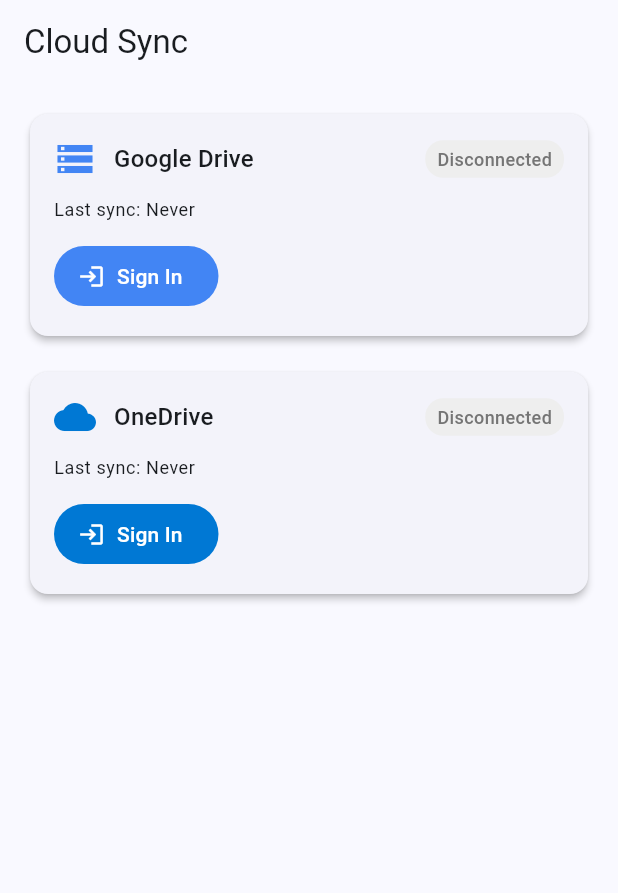
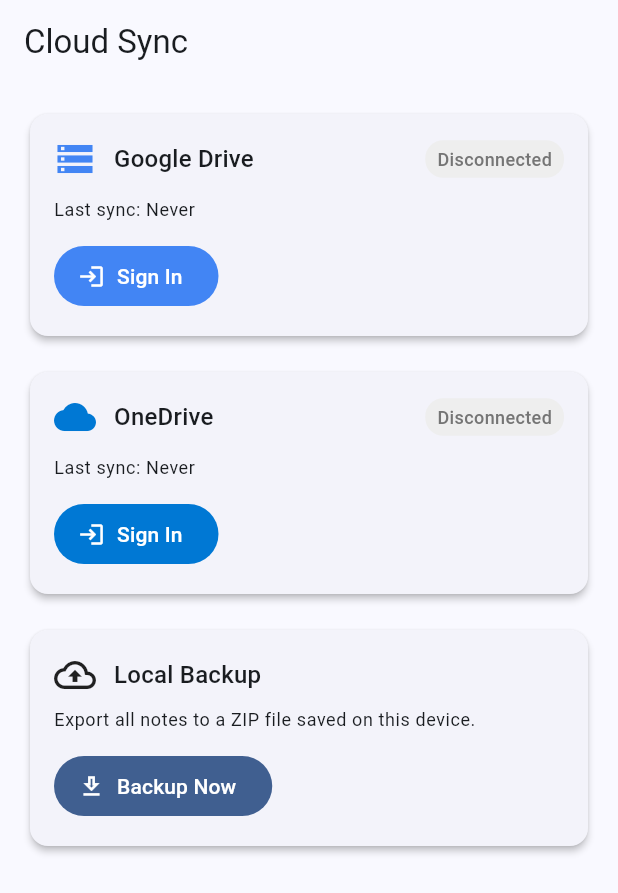
Before and after one commit to ccmscotland/flutter_notes, a Flutter app: the SyncSettingsScreen screen opened by its route, on a phone screen of 412 x 824 dp. Shown: the top 893 px of the screen. Run offline on Flutter 3.47's test engine with Material 3 defaults, Android fonts, the phone set to English and light mode, and no system bars; our stand-ins replace flutter_riverpod, freezed_annotation, go_router, google_sign_in, image_picker, pdf and 3 more; missing offline and left inert: flutter_quill, googleapis, msal_flutter; accounts and stored records are empty; generated files the repository leaves out were written again.

Commit message:
Add page delete menu, local backup feature, fix cupertino_icons warning

```diff
--- a/lib/features/sync/sync_settings_screen.dart
+++ b/lib/features/sync/sync_settings_screen.dart
@@ -2,6 +2,7 @@
 import 'package:flutter_riverpod/flutter_riverpod.dart';
 import 'package:intl/intl.dart';
 import 'sync_provider.dart';
+import '../export/export_service.dart';
 
 class SyncSettingsScreen extends ConsumerWidget {
   const SyncSettingsScreen({super.key});
@@ -43,6 +44,8 @@
             onSignOut: notifier.signOutOneDrive,
             onSync: sync.oneDriveSignedIn ? notifier.syncOneDrive : null,
           ),
+          const SizedBox(height: 16),
+          const _LocalBackupCard(),
           const SizedBox(height: 24),
           if (sync.lastError != null)
             Card(
@@ -68,6 +71,65 @@
               ),
             ),
         ],
+      ),
+    );
+  }
+}
+
+class _LocalBackupCard extends StatefulWidget {
+  const _LocalBackupCard();
+
+  @override
+  State<_LocalBackupCard> createState() => _LocalBackupCardState();
+}
+
+class _LocalBackupCardState extends State<_LocalBackupCard> {
+  bool _backing = false;
+
+  Future<void> _backup() async {
+    setState(() => _backing = true);
+    try {
+      await ExportService().backupAll(context);
+    } finally {
+      if (mounted) setState(() => _backing = false);
+    }
+  }
+
+  @override
+  Widget build(BuildContext context) {
+    return Card(
+      child: Padding(
+        padding: const EdgeInsets.all(16),
+        child: Column(
+          crossAxisAlignment: CrossAxisAlignment.start,
+          children: [
+            Row(
+              children: [
+                const Icon(Icons.backup_outlined, size: 28),
+                const SizedBox(width: 12),
+                Text('Local Backup',
+                    style: Theme.of(context).textTheme.titleMedium),
+              ],
+            ),
+            const SizedBox(height: 8),
+            Text(
+              'Export all notes to a ZIP file saved on this device.',
+              style: Theme.of(context).textTheme.bodySmall,
+            ),
+            const SizedBox(height: 12),
+            FilledButton.icon(
+              onPressed: _backing ? null : _backup,
+              icon: _backing
+                  ? const SizedBox(
+                      width: 16,
+                      height: 16,
+                      child: CircularProgressIndicator(strokeWidth: 2),
+                    )
+                  : const Icon(Icons.download_outlined),
+              label: Text(_backing ? 'Backing up…' : 'Backup Now'),
+            ),
+          ],
+        ),
       ),
     );
   }
--- a/pubspec.yaml
+++ b/pubspec.yaml
@@ -1,7 +1,7 @@
 name: flutter_notes
 description: A hierarchical note-taking app with rich text, tables, ink drawing, and cloud sync.
 publish_to: 'none'
-version: 1.0.1+2
+version: 1.0.2+3
 
 environment:
   sdk: '>=3.3.0 <4.0.0'
@@ -9,6 +9,7 @@
 dependencies:
   flutter:
     sdk: flutter
+  cupertino_icons: ^1.0.8
   flutter_quill: ^11.5.0
   sqflite: ^2.3.3
   sqflite_common_ffi: ^2.3.3
```
Also changed, not shown: lib/features/export/export_service.dart (+58 -1 lines).
